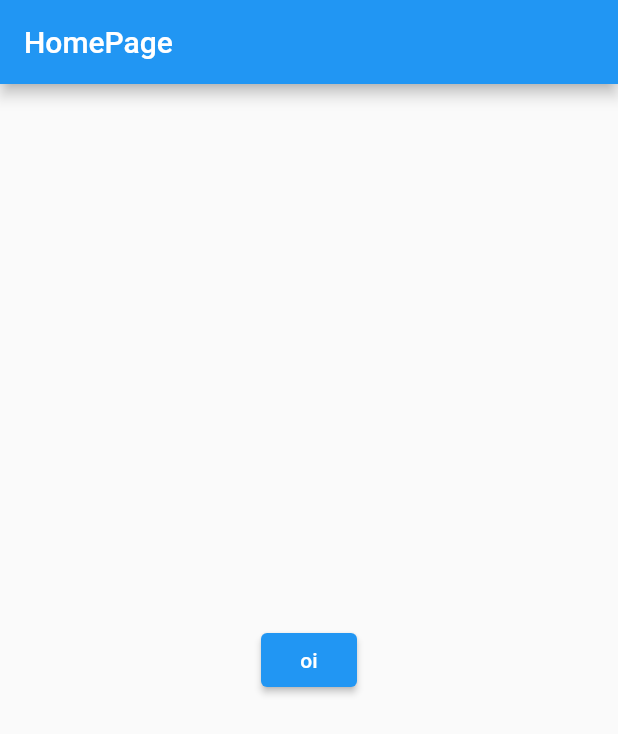
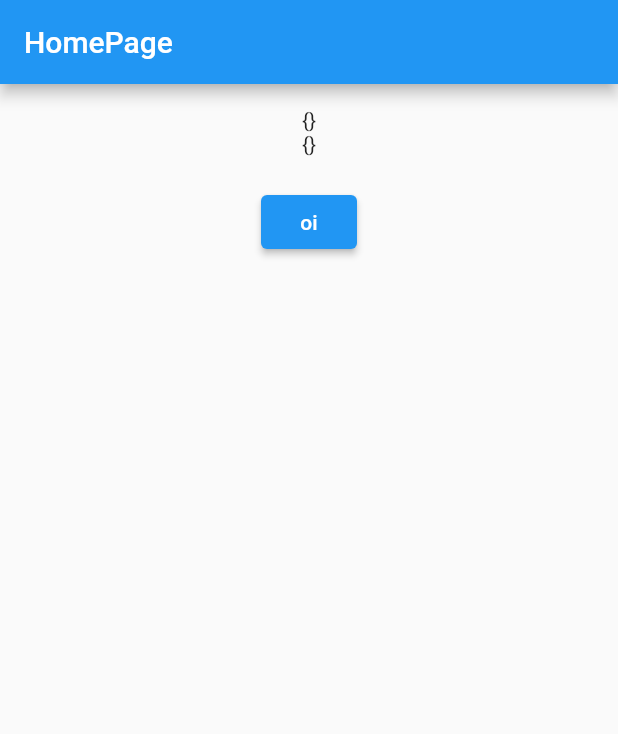
Before and after one commit to CadisRaziel/anota-o-flutter-modular, a Flutter app: the screen it shows after launch, on a phone screen of 412 x 824 dp. Shown: the top 734 px of the screen. Run offline on Flutter 3.47's test engine with Material 2 defaults, Android fonts, the phone set to English and light mode, and no system bars; our stand-ins replace flutter_modular.

Commit message:
adicionando rotas do modular

```diff
--- a/lib/src/app_module.dart
+++ b/lib/src/app_module.dart
@@ -1,6 +1,7 @@
 import 'package:flutter_modular/flutter_modular.dart';
 import 'package:modulars/src/modules/home/home_module.dart';
 import 'package:modulars/src/modules/home/home_page.dart';
+import 'package:modulars/src/modules/login/login_module.dart';
 
 class AppModule extends Module {
   //!Toda parte de gerenciamento de dependencia
@@ -15,6 +16,7 @@ class AppModule extends Module {
         //   child: ((context, args) => const HomePage()),
         // )
         //!Enviando a rota para um 'module'
-        ModuleRoute('/home', module: HomeModule())
+        ModuleRoute('/home', module: HomeModule()),
+        ModuleRoute('/login', module: LoginModule())
       ];
 }
--- a/lib/src/modules/home/home_module.dart
+++ b/lib/src/modules/home/home_module.dart
@@ -41,9 +41,7 @@ class HomeModule extends Module {
 
   @override
   List<ModularRoute> get routes => [
-        ChildRoute(
-          '/',
-          child: (context, args) => const HomePage(),
-        ),
+        ChildRoute('/', child: (context, args) => const HomePage()),
+        ChildRoute('/:id', child: (context, args) => const HomePage()),
       ];
 }
--- a/lib/src/modules/home/home_page.dart
+++ b/lib/src/modules/home/home_page.dart
@@ -3,19 +3,31 @@ import 'package:flutter_modular/flutter_modular.dart';
 import 'package:modulars/src/repositories/pessoa/pessoa_repository.dart';
 
 class HomePage extends StatelessWidget {
+  const HomePage({Key? key}) : super(key: key);
 
-  const HomePage({ Key? key }) : super(key: key);
-
-   @override
-   Widget build(BuildContext context) {
-       return Scaffold(
-           appBar: AppBar(title: const Text('HomePage'),),
-           body: Center(child: ElevatedButton(
-            onPressed: (){
+  @override
+  Widget build(BuildContext context) {
+    return Scaffold(
+      appBar: AppBar(
+        title: const Text('HomePage'),
+      ),
+      body: Center(
+          child: Column(
+        children: [
+          //!Recuperar parametro pela rota
+          //?Alguns exemplos abaixo
+          Text(Modular.args.data ?? ""), //!-> Entrar na tela e mandar o objeto inteiro (evitar no flutter web)
+          Text(Modular.args.queryParams.toString()),
+          Text(Modular.args.params.toString()),
+            const SizedBox(height: 20,),
+          ElevatedButton(
+            onPressed: () {
               context.read<IPessoaRepository>();
             },
             child: const Text('oi'),
-           )),
-       );
+          ),
+        ],
+      )),
+    );
   }
 }
```
Also changed, not shown: lib/src/modules/login/login_module.dart (added, +14 -0 lines), lib/src/modules/login/login_page.dart (added, +46 -0 lines).
